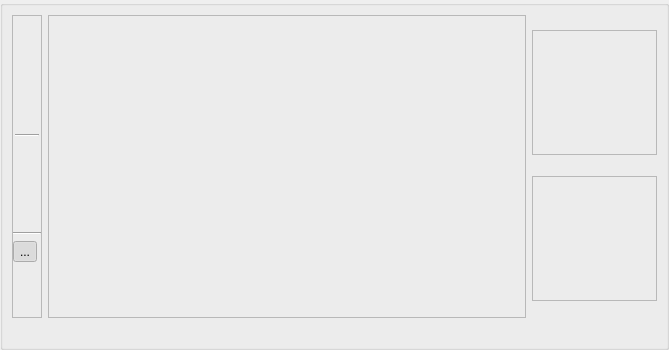
Above: src/terralib/qt/widgets/rp/ui/RasterNavigatorWidgetForm.ui from claudiobogossian/terralib5 before the change. Below: the same form after it.
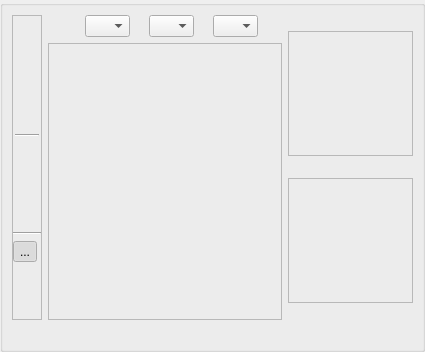
That is the form after the change.

```diff
--- a/src/terralib/qt/widgets/rp/ui/RasterNavigatorWidgetForm.ui
+++ b/src/terralib/qt/widgets/rp/ui/RasterNavigatorWidgetForm.ui
@@ -6,14 +6,14 @@
    <rect>
     <x>0</x>
     <y>0</y>
-    <width>669</width>
-    <height>350</height>
+    <width>425</width>
+    <height>352</height>
    </rect>
   </property>
   <property name="windowTitle">
    <string>Raster Navigator</string>
   </property>
-  <layout class="QGridLayout" name="gridLayout_8">
+  <layout class="QGridLayout" name="gridLayout_14">
    <property name="margin">
     <number>0</number>
    </property>
@@ -37,9 +37,11 @@
      <property name="checked">
       <bool>false</bool>
      </property>
-     <layout class="QGridLayout" name="gridLayout_7">
+     <layout class="QGridLayout" name="gridLayout_13">
       <item row="0" column="0">
-       <layout class="QGridLayout" name="gridLayout_6">
+       <layout class="QGridLayout" name="gridLayout_12">
+        <item row="0" column="0">
+         <layout class="QGridLayout" name="gridLayout_11">
         <item row="0" column="0">
          <widget class="QFrame" name="m_toolsFrame">
           <property name="sizePolicy">
@@ -237,8 +239,111 @@
          </widget>
         </item>
         <item row="0" column="1">
+           <layout class="QGridLayout" name="gridLayout_10">
+            <item row="0" column="0">
+             <layout class="QGridLayout" name="gridLayout_9">
+              <item row="0" column="0">
+               <spacer name="horizontalSpacer">
+                <property name="orientation">
+                 <enum>Qt::Horizontal</enum>
+                </property>
+                <property name="sizeType">
+                 <enum>QSizePolicy::MinimumExpanding</enum>
+                </property>
+                <property name="sizeHint" stdset="0">
+                 <size>
+                  <width>1</width>
+                  <height>20</height>
+                 </size>
+                </property>
+               </spacer>
+              </item>
+              <item row="0" column="1">
+               <layout class="QGridLayout" name="gridLayout_8">
+                <item row="0" column="0">
          <layout class="QGridLayout" name="gridLayout_5">
           <item row="0" column="0">
+                   <widget class="QLabel" name="m_redLabel">
+                    <property name="text">
+                     <string/>
+                    </property>
+                   </widget>
+                  </item>
+                  <item row="0" column="1">
+                   <widget class="QComboBox" name="m_redComboBox">
+                    <property name="maximumSize">
+                     <size>
+                      <width>45</width>
+                      <height>16777215</height>
+                     </size>
+                    </property>
+                   </widget>
+                  </item>
+                 </layout>
+                </item>
+                <item row="0" column="1">
+                 <layout class="QGridLayout" name="gridLayout_6">
+                  <item row="0" column="0">
+                   <widget class="QLabel" name="m_greenLabel">
+                    <property name="text">
+                     <string/>
+                    </property>
+                   </widget>
+                  </item>
+                  <item row="0" column="1">
+                   <widget class="QComboBox" name="m_greenComboBox">
+                    <property name="maximumSize">
+                     <size>
+                      <width>45</width>
+                      <height>16777215</height>
+                     </size>
+                    </property>
+                   </widget>
+                  </item>
+                 </layout>
+                </item>
+                <item row="0" column="2">
+                 <layout class="QGridLayout" name="gridLayout_7">
+                  <item row="0" column="0">
+                   <widget class="QLabel" name="m_blueLabel">
+                    <property name="text">
+                     <string/>
+                    </property>
+                   </widget>
+                  </item>
+                  <item row="0" column="1">
+                   <widget class="QComboBox" name="m_blueComboBox">
+                    <property name="maximumSize">
+                     <size>
+                      <width>45</width>
+                      <height>16777215</height>
+                     </size>
+                    </property>
+                   </widget>
+                  </item>
+                 </layout>
+                </item>
+               </layout>
+              </item>
+              <item row="0" column="2">
+               <spacer name="horizontalSpacer_2">
+                <property name="orientation">
+                 <enum>Qt::Horizontal</enum>
+                </property>
+                <property name="sizeType">
+                 <enum>QSizePolicy::MinimumExpanding</enum>
+                </property>
+                <property name="sizeHint" stdset="0">
+                 <size>
+                  <width>1</width>
+                  <height>20</height>
+                 </size>
+                </property>
+               </spacer>
+              </item>
+             </layout>
+            </item>
+            <item row="1" column="0">
            <widget class="QFrame" name="m_frame">
             <property name="sizePolicy">
              <sizepolicy hsizetype="MinimumExpanding" vsizetype="MinimumExpanding">
@@ -254,7 +359,9 @@
             </property>
            </widget>
           </item>
-          <item row="0" column="1">
+           </layout>
+          </item>
+          <item row="0" column="2">
            <layout class="QGridLayout" name="gridLayout_4">
             <item row="0" column="0">
              <spacer name="verticalSpacer_2">
@@ -364,7 +471,7 @@
           </item>
          </layout>
         </item>
-        <item row="1" column="0" colspan="2">
+        <item row="1" column="0">
          <widget class="QLabel" name="m_label">
           <property name="text">
            <string/>
```
Left out of the diff: 9 changed lines with no effect on the pictures. Lines whose indentation alone changed are shown as unchanged.
